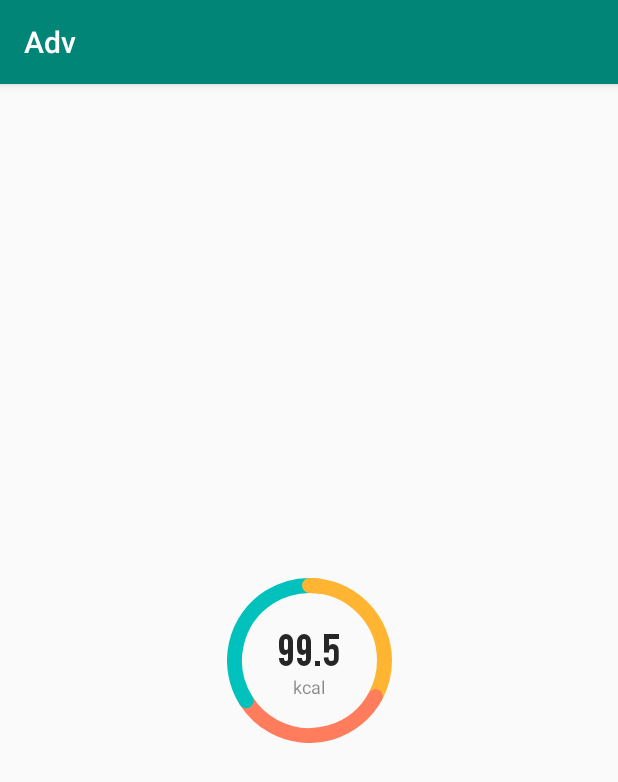
After one commit to Hynsn/AdvDemo, an Android app: the PieChartFragment screen opened through its navigation route, on a phone screen of 412 x 824 dp. The commit adds this screen. Shown: the top 782 px of the screen. Run offline under Robolectric (Android 15) with nearby library versions, the phone set to English and light mode, and no system bars; our stand-ins replace data binding.

Commit message:
增加饼状图（三大营养元素）

```diff
--- /dev/null
+++ b/app/src/main/java/com/hynson/chart/ChartVM.kt
@@ -0,0 +1,21 @@
+package com.hynson.chart
+
+import androidx.lifecycle.LifecycleOwner
+import androidx.lifecycle.viewModelScope
+import com.hynson.ktbase.BaseVM
+import kotlinx.coroutines.launch
+
+class ChartVM : BaseVM() {
+    // TODO: Implement the ViewModel
+//    private val mutableLiveData: MutableLiveData<Boolean>? = null
+    override fun registLifeOwner(owner: LifecycleOwner?) {
+//        mutableLiveData!!.observe(owner!!, Observer { })
+    }
+
+    fun loadNews() {
+        viewModelScope.launch {
+
+        }
+    }
+
+}
--- /dev/null
+++ b/app/src/main/java/com/hynson/chart/PieChart.kt
@@ -0,0 +1,240 @@
+package com.hynson.chart
+
+import android.content.Context
+import android.graphics.*
+import android.util.AttributeSet
+import android.view.View
+import com.hynson.R
+
+/**
+ * Author: Hynsonhou
+ * Date: 2022/2/24 14:21
+ * Description: 圆环比例图
+ * History:
+ * <author>  <time>     <version> <desc>
+ * Hynsonhou  2022/2/24   1.0       首次创建
+ * Asuraliu  2022/6/7   2.0      1.修改属性命名 2.修改宽高取值实现 3.修改间距计算方式 4.修改文本baseLine计算方法 5.增加动态设置数据文本和数据集合支持
+ */
+class PieChart(context: Context, attr: AttributeSet) : View(context, attr) {
+
+    //半径
+    private var radius = 20f
+
+    //数据文字大小
+    private var dataTextSize: Float = 10f
+
+    //单位文字大小
+    private var unitTextSize: Float = 10f
+
+    //数据文字颜色
+    private var dataTextColor: Int = Color.BLACK
+
+    //单位文字颜色
+    private var unitTextColor: Int = Color.GRAY
+
+    //单位文字marginTop
+    private var unitTextMarginTop = 10f
+
+    //圆环宽度
+    private var circleWidth = 10f
+
+    //默认数据文字颜色
+    private var defaultDataColor = Color.parseColor("#f1f1f1")
+
+    // 绘制相关
+    private lateinit var arcPaint: Paint
+    private lateinit var dataTextPaint: Paint
+    private lateinit var unitTextPaint: Paint
+    private lateinit var ovalRectF: RectF
+    private lateinit var boundsRect: Rect
+
+    //数据文本
+    var dataText: String? = null
+        set(value) {
+            field = value
+            invalidate()
+        }
+
+    //单位文本
+    var unitText: String? = null
+        set(value) {
+            field = value
+            invalidate()
+        }
+
+    //数据集合
+    var charts: List<Chart>? = null
+        set(value) {
+            field = value
+            invalidate()
+        }
+
+    //数据文本字体
+    var dataTextTypeface: Typeface? = null
+        set(value) {
+            field = value
+            invalidate()
+        }
+
+    //单位文本字体
+    var unitTextTypeface: Typeface? = null
+        set(value) {
+            field = value
+            invalidate()
+        }
+
+    init {
+        val t = context.obtainStyledAttributes(attr, R.styleable.PieChart)
+        circleWidth = t.getDimension(R.styleable.PieChart_pc_circle_width, circleWidth)
+        dataText = t.getString(R.styleable.PieChart_pc_text)
+        unitText = t.getString(R.styleable.PieChart_pc_unit)
+        dataTextSize = t.getDimension(R.styleable.PieChart_pc_text_size, dataTextSize)
+        unitTextSize = t.getDimension(R.styleable.PieChart_pc_unit_size, unitTextSize)
+        radius = t.getDimension(R.styleable.PieChart_pc_radius, radius)
+        unitTextMarginTop = t.getDimension(R.styleable.PieChart_pc_space, unitTextMarginTop)
+        dataTextColor = t.getColor(R.styleable.PieChart_pc_text_color, dataTextColor)
+        unitTextColor = t.getColor(R.styleable.PieChart_pc_unit_color, unitTextColor)
+        defaultDataColor = t.getColor(R.styleable.PieChart_pc_default_data_color, defaultDataColor)
+        t.recycle()
+
+        initPaint()
+    }
+
+    private fun initPaint() {
+        arcPaint = Paint().apply {
+            isAntiAlias = true
+            style = Paint.Style.STROKE
+            strokeWidth = circleWidth
+            strokeCap = Paint.Cap.ROUND
+        }
+        dataTextPaint = Paint().apply {
+            style = Paint.Style.FILL
+            textAlign = Paint.Align.CENTER
+            textSize = dataTextSize
+            color = dataTextColor
+        }
+        unitTextPaint = Paint().apply {
+            style = Paint.Style.FILL
+            textAlign = Paint.Align.CENTER
+            textSize = unitTextSize
+            color = unitTextColor
+        }
+        ovalRectF = RectF()
+        boundsRect = Rect()
+    }
+
+    override fun onMeasure(widthMeasureSpec: Int, heightMeasureSpec: Int) {
+        super.onMeasure(widthMeasureSpec, heightMeasureSpec)
+        val specMode = MeasureSpec.getMode(widthMeasureSpec)
+        val width = if (specMode == MeasureSpec.EXACTLY) {
+            MeasureSpec.getSize(widthMeasureSpec)
+        } else {
+            //直径
+            (radius * 2).toInt()
+        }
+        //圆的宽高一致
+        setMeasuredDimension(width, width)
+    }
+
+    override fun onDraw(canvas: Canvas) {
+        super.onDraw(canvas)
+        drawArc(canvas)
+        drawText(canvas)
+    }
+
+    private fun drawArc(canvas: Canvas) {
+        ovalRectF.set(
+            circleWidth / 2,
+            circleWidth / 2,
+            radius * 2 - circleWidth / 2,
+            radius * 2 - circleWidth / 2
+        )
+        var startAngle = START
+        var sumAngle = 0f
+        charts?.forEach {
+            sumAngle += it.value
+        }
+        if (sumAngle == 0f) {
+            arcPaint.color = defaultDataColor
+            canvas.drawArc(ovalRectF, 0f, 360f, false, arcPaint)
+            return
+        }
+        charts?.forEach {
+            val tempAngle = (it.value / sumAngle) * SUM_ANGLE
+            arcPaint.color = it.color
+            canvas.drawArc(ovalRectF, startAngle, tempAngle, false, arcPaint)
+            startAngle += tempAngle
+        }
+        // 处理最后一个圆角被覆盖
+        charts?.first()?.apply {
+            startAngle = START
+            arcPaint.color = color
+            canvas.drawArc(ovalRectF, startAngle, arcPaint.strokeWidth / 2, false, arcPaint)
+        }
+    }
+
+    private fun drawText(canvas: Canvas) {
+        val center = width / 2
+        var dataTextHeight = 0
+        var dataTextBaseLineOffset = 0
+        var unitTextHeight = 0
+        var unitTextBaseLineOffset = 0
+        //文字本身有空白间隔，需要重新计算
+        var unitTextMarginHeight = unitTextMarginTop
+        dataText?.let {
+            dataTextPaint.apply {
+                //防止文字边界超过内环边界  上面的文字大小减小 下面的文字大小也跟着减小
+                while (dataTextPaint.measureText(it) > width - 2f * circleWidth) {
+                    dataTextSize--
+                    unitTextSize--
+                    textSize = dataTextSize
+                }
+                strokeWidth = 0F // 注意此处一定要重新设置宽度为0,否则绘制的文字会重叠
+                getTextBounds(it, 0, it.length, boundsRect)
+            }
+            dataTextTypeface?.let { dataTextPaint.typeface = it }
+            val textMetrics = dataTextPaint.fontMetricsInt
+            dataTextHeight = textMetrics.bottom - textMetrics.top
+            dataTextBaseLineOffset = textMetrics.top
+            unitTextMarginHeight -= textMetrics.bottom - textMetrics.descent
+        }
+
+        unitText?.let {
+            unitTextPaint.apply {
+                //防止下面的文字超出内环边界
+                while (unitTextPaint.measureText(it) > width - 2f * circleWidth) {
+                    unitTextSize--
+                    textSize = unitTextSize
+                }
+                getTextBounds(it, 0, it.length, boundsRect)
+            }
+            unitTextTypeface?.let { unitTextPaint.typeface = it }
+            val unitMetrics: Paint.FontMetricsInt = unitTextPaint.fontMetricsInt
+            unitTextHeight = unitMetrics.bottom - unitMetrics.top
+            unitTextBaseLineOffset = unitMetrics.bottom
+            unitTextMarginHeight -= unitMetrics.ascent - unitMetrics.top
+        } ?: run {
+            unitTextMarginHeight = 0f
+        }
+
+        val totalHeight = dataTextHeight + unitTextHeight + unitTextMarginHeight
+        //画图理解
+        val dataTextBaseline = (height - totalHeight) / 2 - dataTextBaseLineOffset // 计算文字的基线
+        val unitTextBaseline = (height - (height - totalHeight) / 2) - unitTextBaseLineOffset
+        dataText?.let {
+            canvas.drawText(it, center.toFloat(), dataTextBaseline, dataTextPaint)
+            dataTextPaint.typeface = null
+        }
+        unitText?.let {
+            canvas.drawText(it, center.toFloat(), unitTextBaseline, unitTextPaint)
+            unitTextPaint.typeface = null
+        }
+    }
+
+    companion object {
+        const val START = -90f
+        const val SUM_ANGLE = 360
+    }
+}
+
+data class Chart(val value: Int, val color: Int)
--- /dev/null
+++ b/app/src/main/java/com/hynson/chart/PieChartFragment.kt
@@ -0,0 +1,61 @@
+package com.hynson.chart
+
+import android.graphics.Typeface
+import android.os.Bundle
+import android.view.LayoutInflater
+import android.view.View
+import android.view.ViewGroup
+import androidx.lifecycle.LifecycleOwner
+import androidx.lifecycle.ViewModelProvider
+import com.hynson.R
+import com.hynson.customview.flowlayout.TagInfo
+import com.hynson.customview.flowlayout.TagType
+import com.hynson.databinding.FragChartPiechartBinding
+import com.hynson.ktbase.BaseFragment
+
+class PieChartFragment : BaseFragment<FragChartPiechartBinding,ChartVM>(),View.OnClickListener{
+    override val layoutId: Int = R.layout.frag_customview_flowlayout
+    override fun getVm(provider: ViewModelProvider) = provider.get(ChartVM::class.java)
+    override fun getBinding(
+        inflater: LayoutInflater,
+        container: ViewGroup?,
+        savedInstanceState: Bundle?
+    ) = FragChartPiechartBinding.inflate(inflater,container,false)
+
+    override fun bindView() {
+
+        bind.pieChart.apply {
+            dataTextTypeface = Typeface.createFromAsset(context.assets, "fonts/BEBAS.ttf")
+            dataText = "99.5"
+            charts = arrayListOf(
+                Chart(33, resources.getColor(R.color.color_ffb432)),
+                Chart(33, resources.getColor(R.color.color_ff7d5d)),
+                Chart(34, resources.getColor(R.color.color_00c1bc)),
+            )
+        }
+    }
+    fun addTags(tagId: String, stringArray: Array<String>, type: TagType): List<TagInfo> {
+        val list: MutableList<TagInfo> = ArrayList<TagInfo>()
+        var tagInfo: TagInfo
+        var name: String
+        if (stringArray.isNotEmpty()) {
+            for (i in stringArray.indices) {
+                name = stringArray[i]
+                tagInfo = TagInfo()
+                tagInfo.type = type
+                tagInfo.tagName = name
+                tagInfo.tagId = tagId + i
+                list.add(tagInfo)
+            }
+        }
+        return list
+    }
+
+    override fun initData(owner: LifecycleOwner?, savedInstanceState: Bundle?) {
+
+    }
+
+    override fun onClick(v: View) {
+
+    }
+}
--- a/app/src/main/java/com/hynson/customview/CustomViewFragment.kt
+++ b/app/src/main/java/com/hynson/customview/CustomViewFragment.kt
@@ -29,6 +29,7 @@ class CustomViewFragment : BaseFragment<FragCustomviewBinding, CustomViewVM>() {
         itemList.add(TestItem("NumText", R.id.numTextFragment, null, null))
         itemList.add(TestItem("RulerView", R.id.rulerViewFragment, null, null))
         itemList.add(TestItem("FlowLayout", R.id.flowLayoutFragment, null, null))
+        itemList.add(TestItem("PieChart", R.id.pieChartFragment, null, null))
 
         val itemAdapter = TestItemAdapter(requireContext(), itemList)
         bind.rvCustomView.apply {
--- /dev/null
+++ b/app/src/main/res/layout/frag_chart_piechart.xml
@@ -0,0 +1,26 @@
+<?xml version="1.0" encoding="utf-8"?>
+<androidx.constraintlayout.widget.ConstraintLayout xmlns:android="http://schemas.android.com/apk/res/android"
+    xmlns:app="http://schemas.android.com/apk/res-auto"
+    android:layout_width="match_parent"
+    android:layout_height="match_parent">
+
+    <com.hynson.chart.PieChart
+        android:id="@+id/pieChart"
+        android:layout_width="wrap_content"
+        android:layout_height="wrap_content"
+        android:focusable="true"
+        app:layout_constraintLeft_toLeftOf="parent"
+        app:layout_constraintRight_toRightOf="parent"
+        app:layout_constraintTop_toTopOf="parent"
+        app:layout_constraintBottom_toBottomOf="parent"
+        app:pc_circle_width="10dp"
+        app:pc_radius="55dp"
+        app:pc_space="6dp"
+        app:pc_text_color="@color/color_d900"
+        app:pc_text_size="24sp"
+        app:pc_unit="kcal"
+        app:pc_unit_color="@color/color_7300"
+        app:pc_unit_size="12sp" />
+
+
+</androidx.constraintlayout.widget.ConstraintLayout>
--- a/app/src/main/res/navigation/nav_customview.xml
+++ b/app/src/main/res/navigation/nav_customview.xml
@@ -24,4 +24,8 @@
         android:id="@+id/flowLayoutFragment"
         android:name="com.hynson.customview.FlowLayoutFragment"
         android:label="FlowLayoutFragment" />
+    <fragment
+        android:id="@+id/pieChartFragment"
+        android:name="com.hynson.chart.PieChartFragment"
+        android:label="PieChartFragment" />
 </navigation>
--- a/app/src/main/res/values/attrs.xml
+++ b/app/src/main/res/values/attrs.xml
@@ -30,4 +30,17 @@
         <attr name="fixViewEditingBackground" format="reference" />
         <attr name="fixViewTextColor" format="color" />
     </declare-styleable>
+    <declare-styleable name="PieChart">
+        <attr name="pc_circle_width" format="dimension"/>
+        <attr name="pc_radius" format="dimension"/>
+        <attr name="pc_text" format="string"/>
+        <attr name="pc_text_color" format="color"/>
+        <attr name="pc_text_size" format="dimension"/>
+        <attr name="pc_unit" format="string"/>
+        <attr name="pc_unit_color" format="color"/>
+        <attr name="pc_unit_size" format="dimension"/>
+        <attr name="pc_space" format="dimension"/>
+        <attr name="pc_default_data_color" format="color"/>
+    </declare-styleable>
+
 </resources>
--- a/app/src/main/res/values/colors.xml
+++ b/app/src/main/res/values/colors.xml
@@ -12,4 +12,7 @@
     <color name="color_d900">#d9000000</color>
     <color name="color_7300">#73000000</color>
 
+    <color name="color_ffb432">#ffb432</color>
+    <color name="color_ff7d5d">#ff7d5d</color>
+    <color name="color_00c1bc">#00c1bc</color>
 </resources>
```
Also changed, not shown: app/src/main/assets/fonts/BEBAS.ttf (added).
